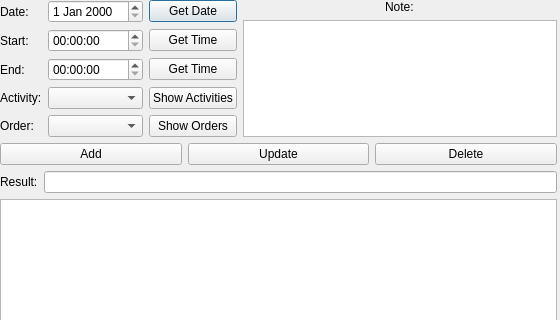
Before: the Qt Designer form UI_RAW/Log.ui in GreenBeanio/Kimberly-s-Delicious-Dozen-Tracker, drawn with Qt 5; both pictures show x 0 to 560 and y 0 to 320 of the 560 by 572 pixel window.
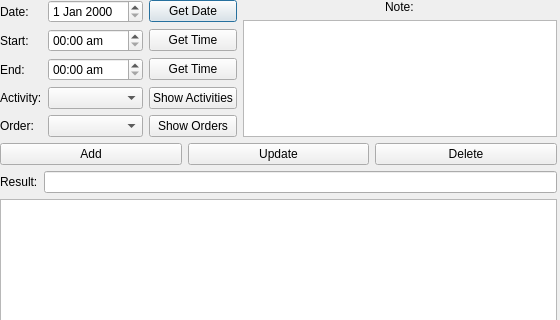
After: the same form once the commit is applied.

Commit message: Change from 24 to 12 hour, she doesn't like 24hr

Patch:
```diff
--- a/UI_RAW/Log.ui
+++ b/UI_RAW/Log.ui
@@ -62,7 +62,11 @@
          <widget class="QComboBox" name="OrderBox"/>
         </item>
         <item row="2" column="1">
-         <widget class="QTimeEdit" name="EndSelect"/>
+         <widget class="QTimeEdit" name="EndSelect">
+          <property name="displayFormat">
+           <string>HH:mm ap</string>
+          </property>
+         </widget>
         </item>
         <item row="0" column="1">
          <widget class="QDateEdit" name="DataSelect"/>
@@ -82,7 +86,11 @@
          </widget>
         </item>
         <item row="1" column="1">
-         <widget class="QTimeEdit" name="StartSelect"/>
+         <widget class="QTimeEdit" name="StartSelect">
+          <property name="displayFormat">
+           <string>HH:mm ap</string>
+          </property>
+         </widget>
         </item>
         <item row="2" column="0">
          <widget class="QLabel" name="EndLabel">
```
The commit also changes 2 other files.
